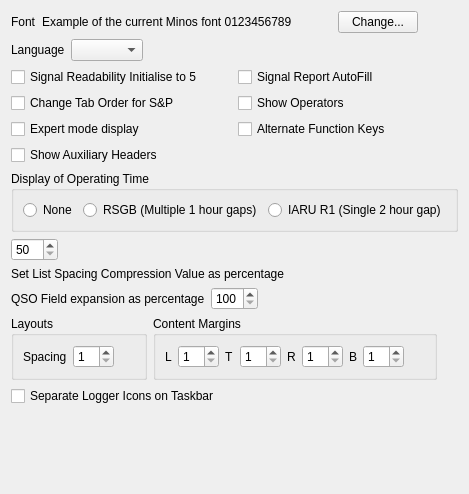
Old version of the form mqt/MqtLogger/DisplayOptions.ui in the repository Rsclub22/Minos2-Mirror.
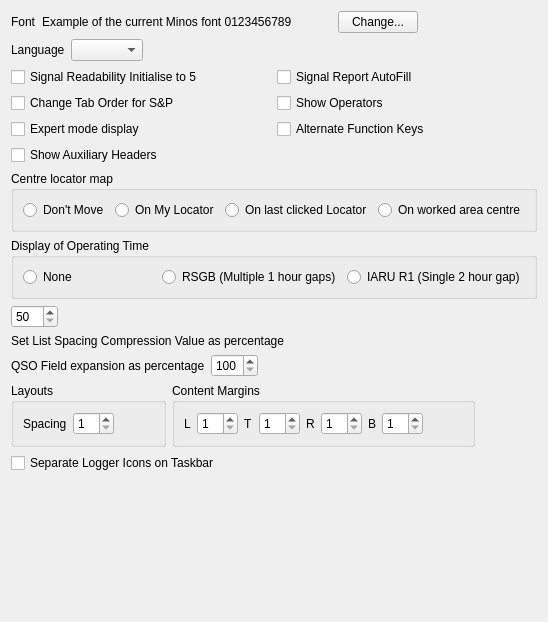
New version of the form.

Commit message: Choice of centring for loc map panel

What changed in the file:
```diff
--- a/mqt/MqtLogger/DisplayOptions.ui
+++ b/mqt/MqtLogger/DisplayOptions.ui
@@ -6,8 +6,8 @@
    <rect>
     <x>0</x>
     <y>0</y>
-    <width>457</width>
-    <height>494</height>
+    <width>517</width>
+    <height>622</height>
    </rect>
   </property>
   <property name="windowTitle">
@@ -161,6 +161,55 @@
      </property>
     </widget>
    </item>
+   <item>
+    <widget class="QGroupBox" name="groupBox_4">
+     <property name="title">
+      <string>Centre locator map</string>
+     </property>
+     <layout class="QHBoxLayout" name="horizontalLayout_13">
+      <item>
+       <widget class="QRadioButton" name="locDontMoverb">
+        <property name="text">
+         <string>Don't Move</string>
+        </property>
+        <attribute name="buttonGroup">
+         <string notr="true">locButtonGroup</string>
+        </attribute>
+       </widget>
+      </item>
+      <item>
+       <widget class="QRadioButton" name="locMyLocrb">
+        <property name="text">
+         <string>On My Locator</string>
+        </property>
+        <attribute name="buttonGroup">
+         <string notr="true">locButtonGroup</string>
+        </attribute>
+       </widget>
+      </item>
+      <item>
+       <widget class="QRadioButton" name="locLastLocrb">
+        <property name="text">
+         <string>On last clicked Locator</string>
+        </property>
+        <attribute name="buttonGroup">
+         <string notr="true">locButtonGroup</string>
+        </attribute>
+       </widget>
+      </item>
+      <item>
+       <widget class="QRadioButton" name="locCentrerb">
+        <property name="text">
+         <string>On worked area centre</string>
+        </property>
+        <attribute name="buttonGroup">
+         <string notr="true">locButtonGroup</string>
+        </attribute>
+       </widget>
+      </item>
+     </layout>
+    </widget>
+   </item>
    <item>
     <widget class="QGroupBox" name="groupBox_3">
      <property name="title">
```
Left out of the diff: 1 changed line with no effect on the pictures. The commit also changes 7 other files.
